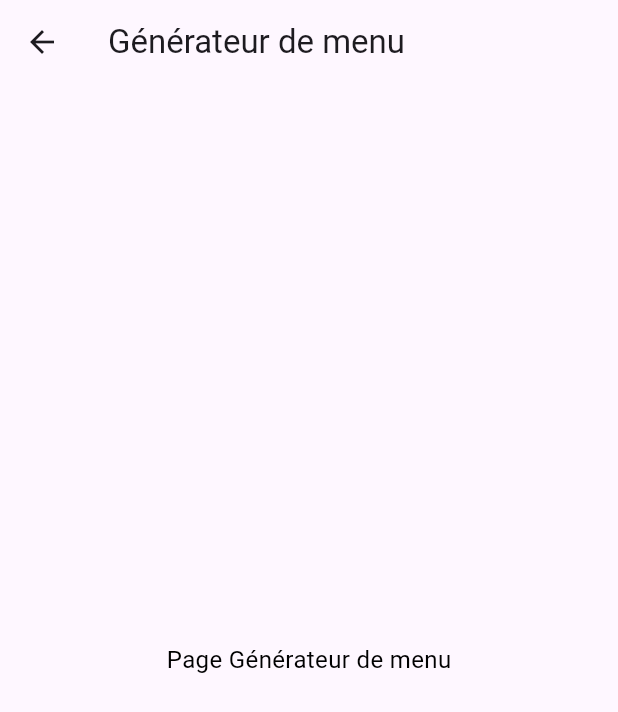
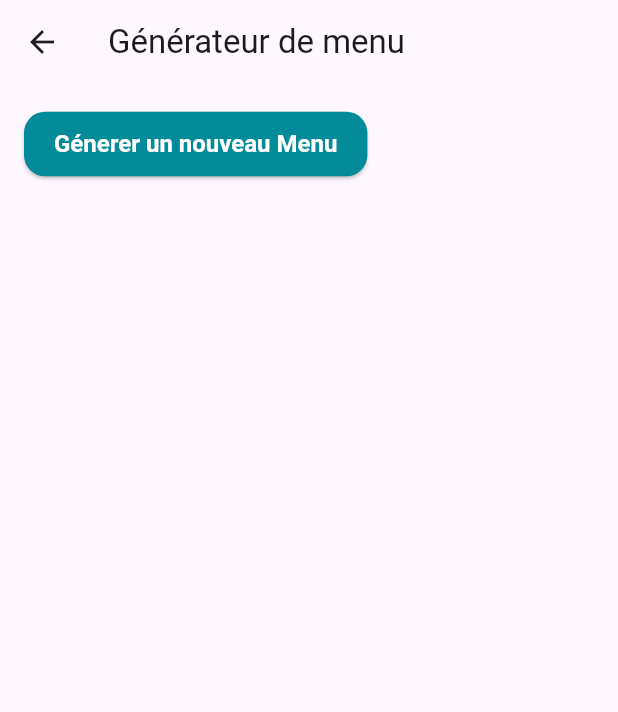
Before and after one commit to Le-Melfu/GardMenu_training, a Flutter app: the screen it shows after launch, in the side drawer, after a tap on "Générateur de menu", on a phone screen of 412 x 824 dp. Shown: the top 712 px of the screen. Run offline on Flutter 3.47's test engine with Material 3 defaults, Android fonts, the phone set to English and light mode, and no system bars; our stand-ins replace flutter_image_compress, image_picker, shared_preferences; missing offline and left inert: dart:html.

Commit message:
Added basic custom menu Generation

```diff
--- a/lib/pages/page_menu_generator.dart
+++ b/lib/pages/page_menu_generator.dart
@@ -1,16 +1,69 @@
 import 'package:flutter/material.dart';
+import 'package:gardmenu_training/models/recipe_model.dart';
+import 'package:gardmenu_training/providers/recipes_provider.dart';
+import 'package:gardmenu_training/widgets/molecules/recipe_card.dart';
+import 'package:gardmenu_training/widgets/organisms/generator_modal.dart';
+import 'package:provider/provider.dart';
 
 class PageMenuGenerator extends StatelessWidget {
   const PageMenuGenerator({super.key});
 
   @override
   Widget build(BuildContext context) {
+    final recipes = Provider.of<RecipeProvider>(context).recipes;
+    final generatedMenu = Provider.of<RecipeProvider>(context).generatedMenu;
+
+    void _openGeneratorModal(BuildContext context) {
+      showDialog(
+        context: context,
+        builder: (BuildContext context) {
+          return MenuGeneratorModal(
+            allRecipes: recipes,
+          );
+        },
+      );
+    }
+
     return Scaffold(
       appBar: AppBar(
         title: const Text('Générateur de menu'),
       ),
-      body: const Center(
-        child: Text('Page Générateur de menu'),
+      body: Column(
+        children: [
+          Padding(
+            padding: const EdgeInsets.all(16.0),
+            child: ElevatedButton(
+              onPressed: () => _openGeneratorModal(context),
+              child: const Text('Génerer un nouveau Menu'),
+            ),
+          ),
+          if (generatedMenu.isNotEmpty)
+            Expanded(
+              child: Padding(
+                padding: const EdgeInsets.all(30.0),
+                child: GridView.builder(
+                  gridDelegate: SliverGridDelegateWithFixedCrossAxisCount(
+                    crossAxisCount: 2, // Nombre de colonnes dans la grille
+                    crossAxisSpacing: 30, // Espacement entre les colonnes
+                    mainAxisSpacing: 30, // Espacement entre les lignes
+                  ),
+                  itemCount: generatedMenu.length,
+                  itemBuilder: (context, index) {
+                    // Obtenez le type de protéine (clé) et la recette (valeur) depuis le Map
+                    String proteinType = generatedMenu.keys.elementAt(index);
+                    Recipe recipe = generatedMenu[proteinType]!;
+
+                    // Affichez chaque recette avec votre carte personnalisée
+                    return RecipeCardWidget(
+                      recipe:
+                          recipe, // Assurez-vous que RecipeCard prend un objet Recipe
+                      // Si nécessaire, vous pouvez aussi transmettre le type de protéine
+                    );
+                  },
+                ),
+              ),
+            ),
+        ],
       ),
     );
   }
--- a/lib/providers/recipes_provider.dart
+++ b/lib/providers/recipes_provider.dart
@@ -1,12 +1,14 @@
 import 'dart:convert';
+
 import 'package:flutter/material.dart';
 import 'package:shared_preferences/shared_preferences.dart';
+
+import '../functions/recipe_service.dart';
 import '../models/recipe_model.dart';
-import '../functions/recipe_service.dart';
 
 class RecipeProvider with ChangeNotifier {
   List<Recipe> _recipes = [];
-
+  Map<String, Recipe> generatedMenu = {};
   List<Recipe> get recipes => _recipes;
 
   RecipeProvider() {
@@ -45,4 +47,9 @@ class RecipeProvider with ChangeNotifier {
     _saveRecipes();
     notifyListeners();
   }
+
+  void setGeneratedMenu(Map<String, Recipe> menu) {
+    generatedMenu = menu;
+    notifyListeners(); // Avertir les abonnés que l'état a changé
+  }
 }
```
Also changed, not shown: lib/functions/generator_service.dart (+102 -11 lines), lib/widgets/molecules/recipe_card.dart (+12 -2 lines), lib/widgets/organisms/generator_modal.dart (added, +63 -0 lines).
